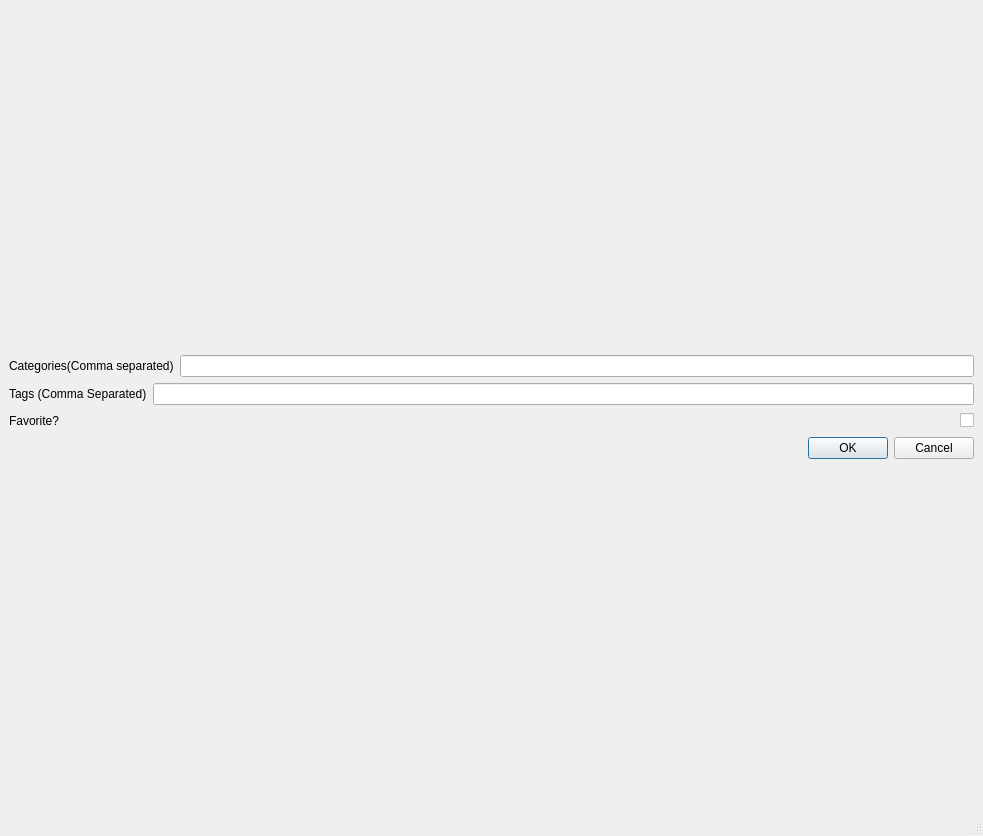
Old version of the form python3.11libs/Dialog.ui in the repository eglaubauf/egMatLib.
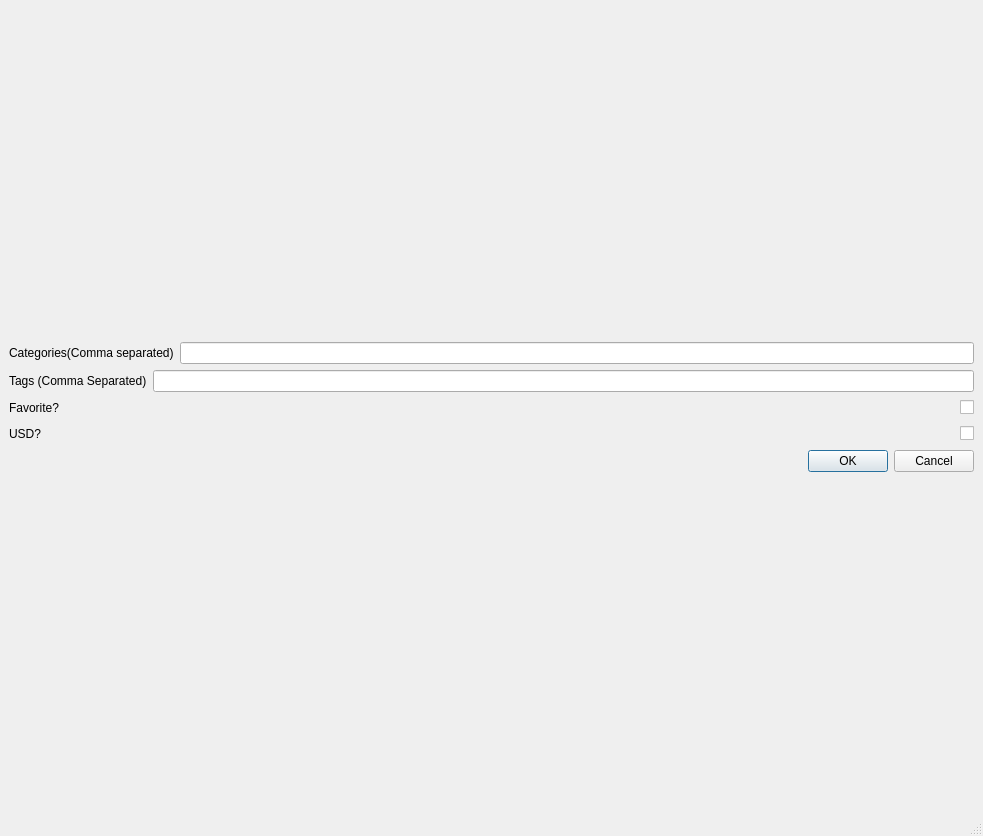
New version of the form.

Patch:
```diff
--- a/python3.11libs/Dialog.ui
+++ b/python3.11libs/Dialog.ui
@@ -110,6 +110,37 @@
         </item>
        </layout>
       </item>
+      <item>
+       <layout class="QHBoxLayout" name="horizontalLayout_4">
+        <item>
+         <widget class="QLabel" name="label_4">
+          <property name="text">
+           <string>USD?</string>
+          </property>
+         </widget>
+        </item>
+        <item>
+         <spacer name="horizontalSpacer_2">
+          <property name="orientation">
+           <enum>Qt::Horizontal</enum>
+          </property>
+          <property name="sizeHint" stdset="0">
+           <size>
+            <width>40</width>
+            <height>20</height>
+           </size>
+          </property>
+         </spacer>
+        </item>
+        <item>
+         <widget class="QCheckBox" name="cb_usd">
+          <property name="text">
+           <string/>
+          </property>
+         </widget>
+        </item>
+       </layout>
+      </item>
       <item>
        <widget class="QDialogButtonBox" name="buttonBox">
         <property name="standardButtons">
```
